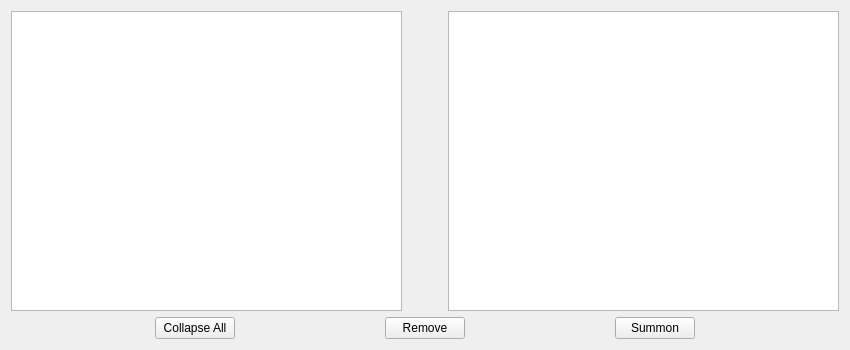
This is forms/maintab_chars.ui in cbnolok/Leviathan as Qt 5 draws it before an edit. The edited form follows.
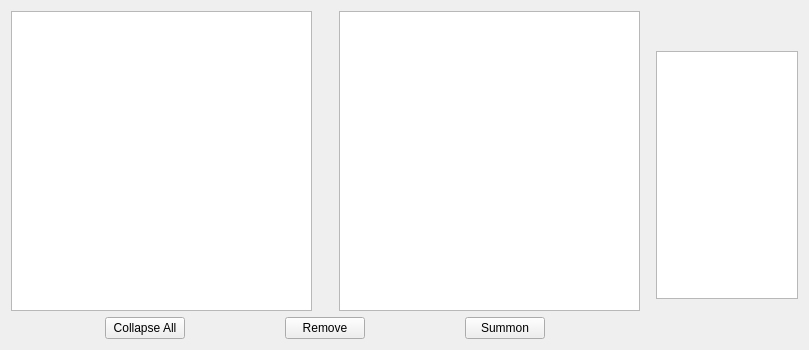
This is the edited form.

What changed in the file:
```diff
--- a/forms/maintab_chars.ui
+++ b/forms/maintab_chars.ui
@@ -6,7 +6,7 @@
    <rect>
     <x>0</x>
     <y>0</y>
-    <width>850</width>
+    <width>809</width>
     <height>350</height>
    </rect>
   </property>
@@ -15,10 +15,68 @@
   </property>
   <layout class="QVBoxLayout" name="verticalLayout_2">
    <item>
-    <layout class="QVBoxLayout" name="VerticalLayout">
+    <layout class="QGridLayout" name="gridLayout" columnstretch="20,1,4">
+     <item row="0" column="2">
+      <layout class="QVBoxLayout" name="verticalLayout_img">
      <item>
-      <layout class="QHBoxLayout" name="horizontalLayout2_lists">
+        <spacer name="verticalSpacer">
+         <property name="orientation">
+          <enum>Qt::Vertical</enum>
+         </property>
+         <property name="sizeType">
+          <enum>QSizePolicy::Minimum</enum>
+         </property>
+         <property name="sizeHint" stdset="0">
+          <size>
+           <width>20</width>
+           <height>40</height>
+          </size>
+         </property>
+        </spacer>
+       </item>
        <item>
+        <widget class="QGraphicsView" name="graphicsView">
+         <property name="sizePolicy">
+          <sizepolicy hsizetype="Expanding" vsizetype="Expanding">
+           <horstretch>0</horstretch>
+           <verstretch>0</verstretch>
+          </sizepolicy>
+         </property>
+         <property name="minimumSize">
+          <size>
+           <width>142</width>
+           <height>128</height>
+          </size>
+         </property>
+         <property name="acceptDrops">
+          <bool>false</bool>
+         </property>
+         <property name="interactive">
+          <bool>false</bool>
+         </property>
+        </widget>
+       </item>
+       <item>
+        <spacer name="verticalSpacer_2">
+         <property name="orientation">
+          <enum>Qt::Vertical</enum>
+         </property>
+         <property name="sizeType">
+          <enum>QSizePolicy::Minimum</enum>
+         </property>
+         <property name="sizeHint" stdset="0">
+          <size>
+           <width>20</width>
+           <height>40</height>
+          </size>
+         </property>
+        </spacer>
+       </item>
+      </layout>
+     </item>
+     <item row="0" column="0">
+      <layout class="QGridLayout" name="gridLayout_lists">
+       <item row="0" column="0">
         <widget class="QTreeView" name="treeView_organizer">
          <property name="editTriggers">
           <set>QAbstractItemView::NoEditTriggers</set>
@@ -34,7 +92,7 @@
          </attribute>
         </widget>
        </item>
-       <item>
+       <item row="0" column="1">
         <spacer name="horizontalSpacer_lists">
          <property name="orientation">
           <enum>Qt::Horizontal</enum>
@@ -44,13 +102,13 @@
          </property>
          <property name="sizeHint" stdset="0">
           <size>
-           <width>40</width>
+           <width>15</width>
            <height>20</height>
           </size>
          </property>
         </spacer>
        </item>
-       <item>
+       <item row="0" column="2">
         <widget class="QTreeView" name="treeView_objList">
          <property name="editTriggers">
           <set>QAbstractItemView::NoEditTriggers</set>
@@ -66,9 +124,7 @@
          </property>
         </widget>
        </item>
-      </layout>
-     </item>
-     <item>
+       <item row="1" column="0" colspan="3">
       <layout class="QHBoxLayout" name="horizontalLayout2_buttons">
        <item>
         <widget class="QPushButton" name="pushButton_collapseAll">
@@ -110,6 +166,24 @@
         </widget>
        </item>
       </layout>
+       </item>
+      </layout>
+     </item>
+     <item row="0" column="1">
+      <spacer name="horizontalSpacer">
+       <property name="orientation">
+        <enum>Qt::Horizontal</enum>
+       </property>
+       <property name="sizeType">
+        <enum>QSizePolicy::Fixed</enum>
+       </property>
+       <property name="sizeHint" stdset="0">
+        <size>
+         <width>10</width>
+         <height>20</height>
+        </size>
+       </property>
+      </spacer>
      </item>
     </layout>
    </item>
```
Lines whose indentation alone changed are shown as unchanged.
